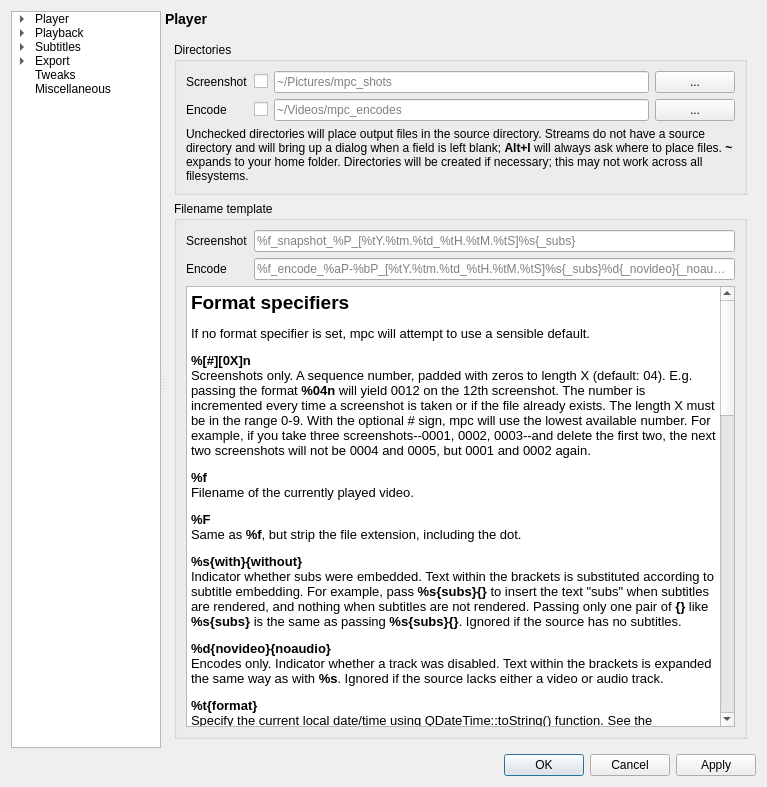
The window that settingswindow.ui (mpc-qt/mpc-qt) describes before a commit, drawn with Qt 5.
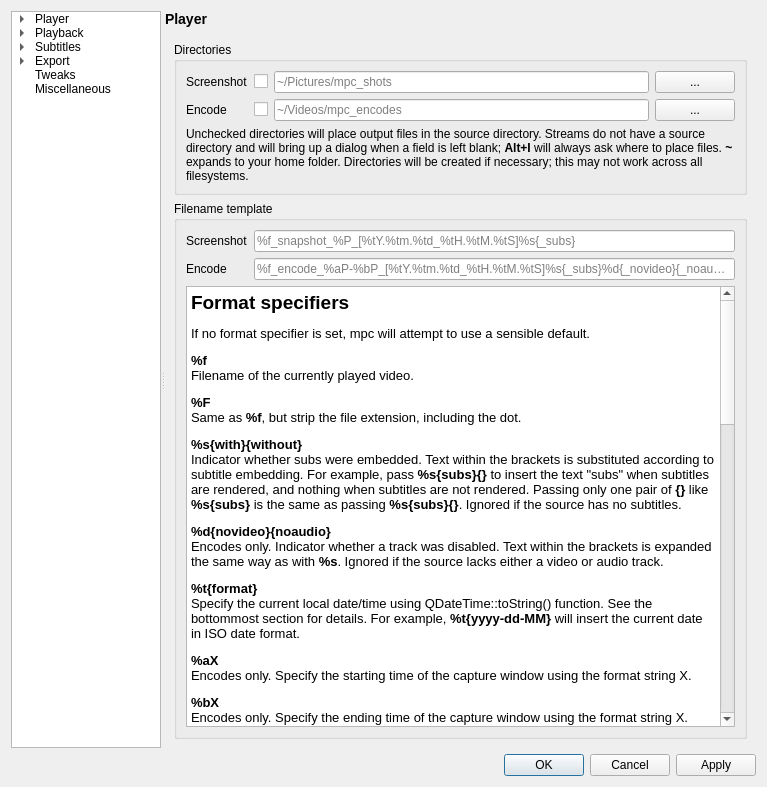
The same window after the commit.

Commit message:
settingswindow: remove %n documentation
On second thought, let's not use mpv's templating functionality and
instead use our own.  This way I don't have to maintain a second line
here for how mpv uses %tX instead of %t{}.

```diff
--- a/settingswindow.ui
+++ b/settingswindow.ui
@@ -5213,7 +5213,6 @@
 &lt;/style&gt;&lt;/head&gt;&lt;body style=&quot; font-family:'Oxygen-Sans'; font-size:10pt; font-weight:400; font-style:normal;&quot;&gt;
 &lt;p style=&quot; margin-top:12px; margin-bottom:12px; margin-left:0px; margin-right:0px; -qt-block-indent:0; text-indent:0px;&quot;&gt;&lt;span style=&quot; font-size:14pt; font-weight:600;&quot;&gt;Format specifiers&lt;/span&gt;&lt;/p&gt;
 &lt;p style=&quot; margin-top:12px; margin-bottom:12px; margin-left:0px; margin-right:0px; -qt-block-indent:0; text-indent:0px;&quot;&gt;If no format specifier is set, mpc will attempt to use a sensible default.&lt;/p&gt;
-&lt;p style=&quot; margin-top:12px; margin-bottom:12px; margin-left:0px; margin-right:0px; -qt-block-indent:0; text-indent:0px;&quot;&gt;&lt;span style=&quot; font-weight:600;&quot;&gt;%[#][0X]n&lt;/span&gt;&lt;br /&gt;Screenshots only. A sequence number, padded with zeros to length X (default: 04). E.g. passing the format &lt;span style=&quot; font-weight:600;&quot;&gt;%04n&lt;/span&gt; will yield 0012 on the 12th screenshot. The number is incremented every time a screenshot is taken or if the file already exists. The length X must be in the range 0-9. With the optional # sign, mpc will use the lowest available number. For example, if you take three screenshots--0001, 0002, 0003--and delete the first two, the next two screenshots will not be 0004 and 0005, but 0001 and 0002 again.&lt;/p&gt;
 &lt;p style=&quot; margin-top:12px; margin-bottom:12px; margin-left:0px; margin-right:0px; -qt-block-indent:0; text-indent:0px;&quot;&gt;&lt;span style=&quot; font-weight:600;&quot;&gt;%f&lt;/span&gt;&lt;br /&gt;Filename of the currently played video.&lt;/p&gt;
 &lt;p style=&quot; margin-top:12px; margin-bottom:12px; margin-left:0px; margin-right:0px; -qt-block-indent:0; text-indent:0px;&quot;&gt;&lt;span style=&quot; font-weight:600;&quot;&gt;%F&lt;/span&gt;&lt;br /&gt;Same as &lt;span style=&quot; font-weight:600;&quot;&gt;%f&lt;/span&gt;, but strip the file extension, including the dot.&lt;/p&gt;
 &lt;p style=&quot; margin-top:12px; margin-bottom:12px; margin-left:0px; margin-right:0px; -qt-block-indent:0; text-indent:0px;&quot;&gt;&lt;span style=&quot; font-weight:600;&quot;&gt;%s{with}{without}&lt;/span&gt;&lt;br /&gt;Indicator whether subs were embedded. Text within the brackets is substituted according to subtitle embedding. For example, pass &lt;span style=&quot; font-weight:600;&quot;&gt;%s{subs}{}&lt;/span&gt; to insert the text &amp;quot;subs&amp;quot; when subtitles are rendered, and nothing when subtitles are not rendered. Passing only one pair of &lt;span style=&quot; font-weight:600;&quot;&gt;{}&lt;/span&gt; like &lt;span style=&quot; font-weight:600;&quot;&gt;%s{subs}&lt;/span&gt; is the same as passing &lt;span style=&quot; font-weight:600;&quot;&gt;%s{subs}{}&lt;/span&gt;. Ignored if the source has no subtitles.&lt;/p&gt;
```
